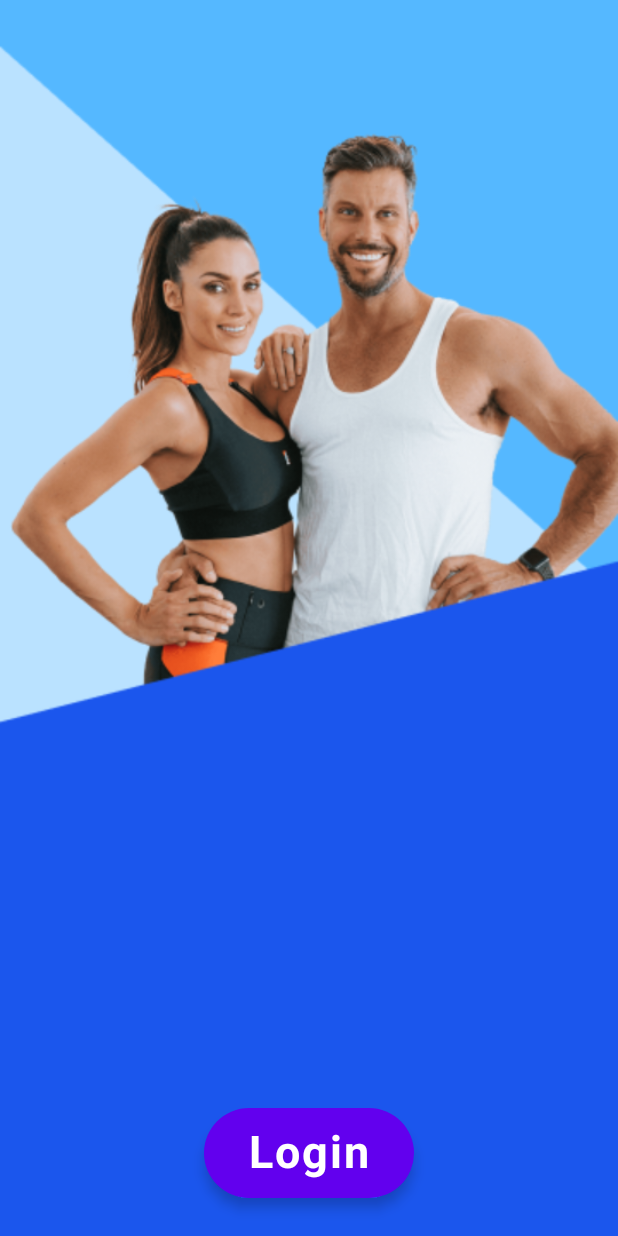
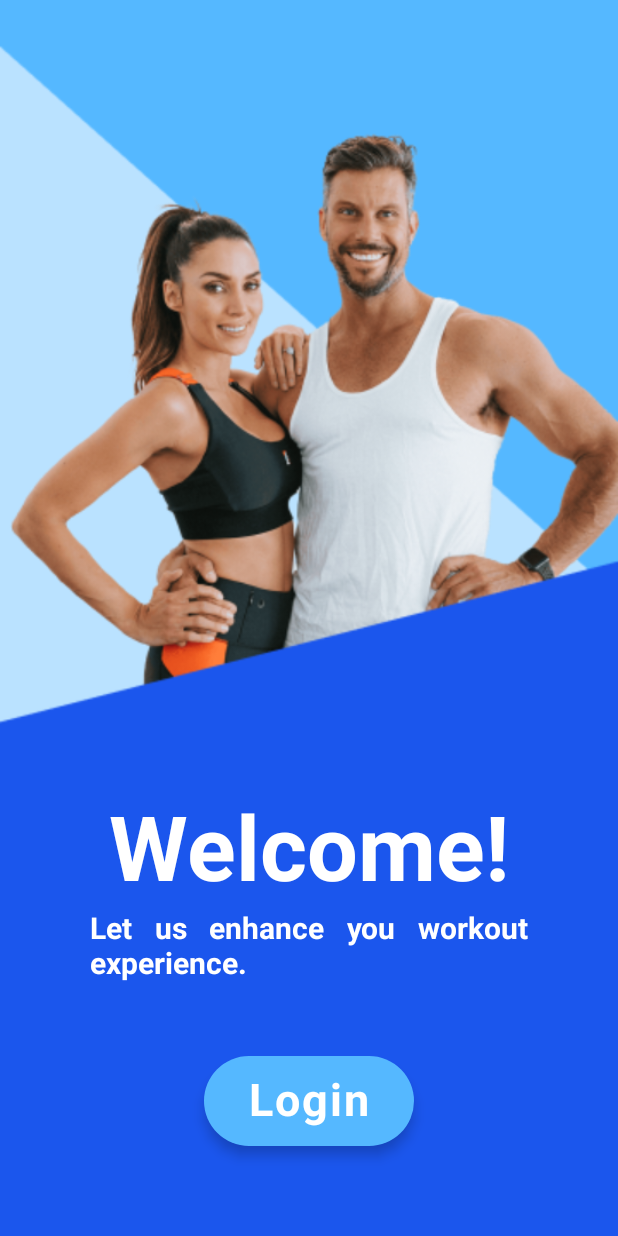
Before and after one commit to martinhecht01/step-mobile, an Android app built with Jetpack Compose: the @Preview function WelcomeScreen, on a phone screen of 412 x 824 dp. Run offline under Robolectric (Android 15) with nearby library versions, the phone set to English and light mode, and no system bars.

Commit message:
feat: welcome screen

```diff
--- a/app/src/main/java/com/example/step_mobile/MainActivity.kt
+++ b/app/src/main/java/com/example/step_mobile/MainActivity.kt
@@ -46,14 +46,6 @@ class MainActivity : ComponentActivity() {
 }
 
 @Composable
-fun loginButton(){
-    Button(onClick = { /*TODO*/ }, modifier = Modifier.width(140.dp).height(60.dp) ,colors = ButtonDefaults.buttonColors( contentColor = Color.White), shape = RoundedCornerShape(40.dp), elevation =  ButtonDefaults.elevation(defaultElevation = 5.dp, pressedElevation = 8.dp,)
-    ) {
-        Text("Login", fontSize = 30.sp, fontWeight = FontWeight.Bold)
-    }
-}
-
-@Composable
 fun BottomBar(navController: NavController) {
     val items = listOf(
         Screen.HomeScreen,
--- a/app/src/main/java/com/example/step_mobile/MyNavGraph.kt
+++ b/app/src/main/java/com/example/step_mobile/MyNavGraph.kt
@@ -4,6 +4,7 @@ import androidx.compose.runtime.Composable
 import androidx.navigation.NavHostController
 import androidx.navigation.compose.NavHost
 import androidx.navigation.compose.composable
+import com.example.step_mobile.screens.WelcomeScreen
 
 @Composable
 fun MyNavGraph(navController: NavHostController) {
--- a/app/src/main/java/com/example/step_mobile/screens/WelcomeScreen.kt
+++ b/app/src/main/java/com/example/step_mobile/screens/WelcomeScreen.kt
@@ -1,4 +1,5 @@
 package com.example.step_mobile.screens
+
 import androidx.compose.foundation.Image
 import androidx.compose.foundation.background
 import androidx.compose.foundation.layout.*
@@ -11,27 +12,46 @@ import androidx.compose.material.Text
 import androidx.compose.runtime.Composable
 import androidx.compose.ui.Alignment
 import androidx.compose.ui.Modifier
+import androidx.compose.ui.graphics.Color
+import androidx.compose.ui.layout.AlignmentLine
 import androidx.compose.ui.layout.ContentScale
 import androidx.compose.ui.res.painterResource
-import androidx.compose.ui.text.style.LineHeightStyle
+import androidx.compose.ui.text.font.FontWeight
+import androidx.compose.ui.text.style.TextAlign
+import androidx.compose.ui.tooling.preview.Preview
 import androidx.compose.ui.unit.dp
+import androidx.compose.ui.unit.sp
 import com.example.step_mobile.R
-import com.example.step_mobile.loginButton
 
-
+@Preview(showBackground = true, showSystemUi = true)
 @Composable
 fun WelcomeScreen() {
     Surface(
         modifier = Modifier.fillMaxSize()
     ) {
-        Image(painter = painterResource(id = R.drawable.fondo), contentDescription = null)
         Image(painter = painterResource(id = R.drawable.fondo), contentDescription = null, contentScale = ContentScale.Crop)
-        Row(
-            verticalAlignment = Alignment.Bottom,
-            horizontalArrangement = Arrangement.Center,
-            modifier = Modifier.padding(25.dp)
-        ){
+        Column(verticalArrangement = Arrangement.Bottom, horizontalAlignment = Alignment.CenterHorizontally, modifier = Modifier.paddingFromBaseline(bottom = 50.dp).padding(60.dp)){
+            titleText(text = "Welcome!")
+            subtitleText(text = "Let us enhance you workout experience.")
             loginButton()
         }
     }
 }
+
+@Composable
+fun loginButton(){
+    Button(onClick = { /*TODO*/ }, modifier = Modifier.width(140.dp).height(60.dp) ,colors = ButtonDefaults.buttonColors( contentColor = Color.White, backgroundColor = Color(0xFF55B8FF)), shape = RoundedCornerShape(40.dp), elevation =  ButtonDefaults.elevation(defaultElevation = 5.dp, pressedElevation = 8.dp,)
+    ) {
+        Text("Login", fontSize = 30.sp, fontWeight = FontWeight.Bold, textAlign = TextAlign.Justify)
+    }
+}
+
+@Composable
+fun subtitleText(text: String){
+    Text(text, fontSize = 20.sp, fontWeight = FontWeight.Bold, color = Color.White, textAlign = TextAlign.Justify, modifier = Modifier.padding(bottom = 50.dp))
+}
+
+@Composable
+fun titleText(text: String){
+    Text(text, fontSize = 60.sp, fontWeight = FontWeight.Bold, color = Color.White, modifier = Modifier.padding(bottom = 5.dp))
+}
```
Also changed, not shown: 1 other file.
